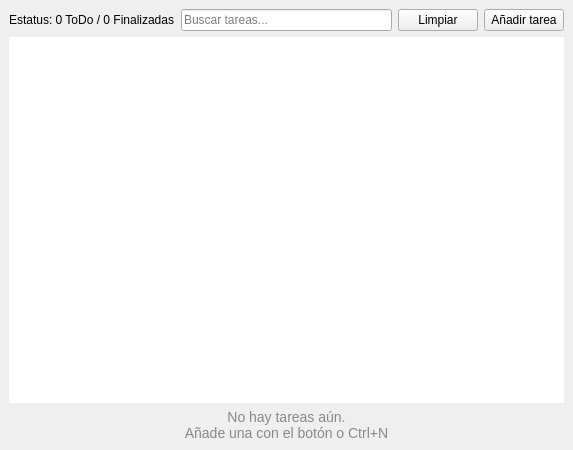
Above: MainWindow.ui from alvarosamudio/ToDo before the change. Below: the same form after it.
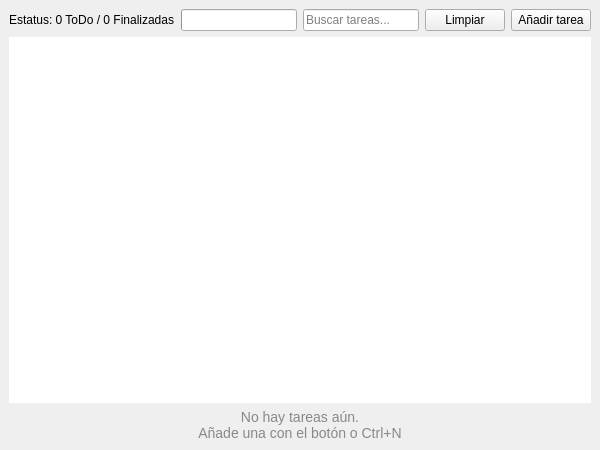
That is the form after the change.

Patch:
```diff
--- a/MainWindow.ui
+++ b/MainWindow.ui
@@ -6,7 +6,7 @@
    <rect>
     <x>0</x>
     <y>0</y>
-    <width>573</width>
+    <width>600</width>
     <height>450</height>
    </rect>
   </property>
@@ -24,6 +24,28 @@
         </property>
        </widget>
       </item>
+      <item>
+       <widget class="QProgressBar" name="progressBar">
+        <property name="minimum">
+         <number>0</number>
+        </property>
+        <property name="maximum">
+         <number>100</number>
+        </property>
+        <property name="value">
+         <number>0</number>
+        </property>
+        <property name="textVisible">
+         <bool>false</bool>
+        </property>
+        <property name="fixedWidth">
+         <number>80</number>
+        </property>
+        <property name="fixedHeight">
+         <number>14</number>
+        </property>
+       </widget>
+      </item>
       <item>
        <widget class="QLineEdit" name="searchEdit">
         <property name="placeholderText">
```
Left out of the diff: 6 changed lines with no effect on the pictures.
